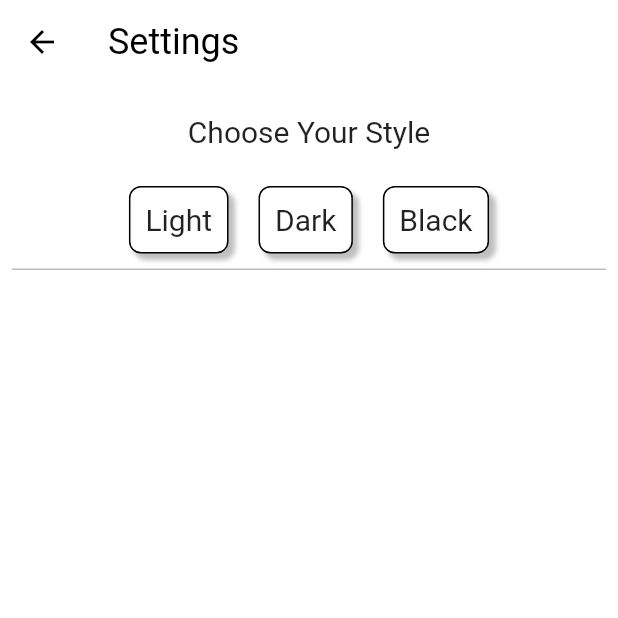
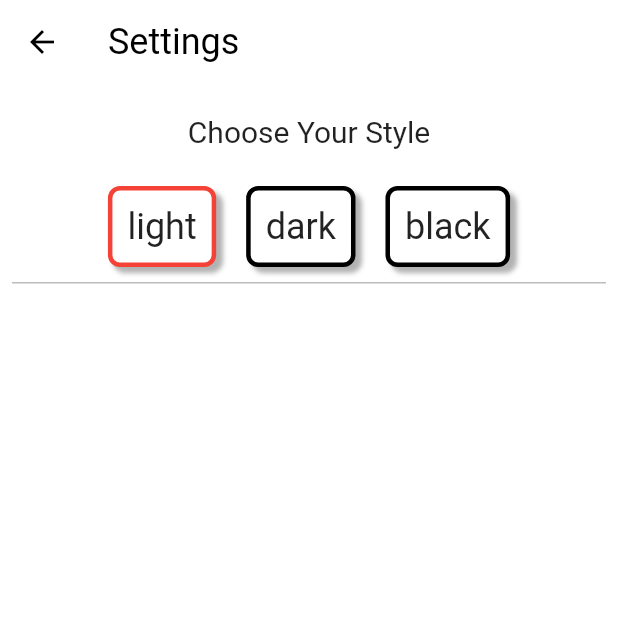
Before and after one commit to GouravShDev/Tv-Maze-App, a Flutter app: the screen it shows after launch, in the side drawer, after a tap on "Settings", on a phone screen of 412 x 824 dp, the top half of it. Run offline on Flutter 3.47's test engine with Material 2 defaults, Android fonts, the phone set to English and light mode, and no system bars; our stand-ins replace auto_size_text; network calls fail.

Commit message:
Added Dark and black theme

```diff
--- a/lib/helper_methods.dart
+++ b/lib/helper_methods.dart
@@ -13,6 +13,11 @@ String removeHTMLTag(String string){
   return string;
 }
 
+enum CustomTheme{
+  light,
+  dark,
+  black,
+}
 
 /*
 * This method convert String to DateTime format
--- a/lib/main.dart
+++ b/lib/main.dart
@@ -1,6 +1,8 @@
 
 import 'package:flutter/material.dart';
+import 'package:tv_maze/helper_methods.dart';
 import 'package:tv_maze/screens/home_screen.dart';
+import 'package:tv_maze/theme_builder.dart';
 
 
 void main() {
@@ -10,22 +12,25 @@ void main() {
 class MyApp extends StatelessWidget {
   @override
   Widget build(BuildContext context) {
+    return ThemeBuilder(
+      defaultTheme: CustomTheme.light,
+      builder: (context,_brightness,_uiColor,_textColor)
+    {
       return MaterialApp(
         title: 'TV Maze',
         theme: ThemeData(
           primarySwatch: Colors.red,
-        // brightness: Brightness.dark,
-        // iconTheme: IconThemeData(color: Colors.black),
-        canvasColor: Colors.white,
+          brightness: _brightness,
+          canvasColor: _uiColor,
           appBarTheme: AppBarTheme(
-          color: Colors.white,
+            color: _uiColor,
             elevation: 0,
             iconTheme: IconThemeData(
-            color: Colors.black,
+              color: _textColor, // Using text for icon colors
             ),
             textTheme: TextTheme(
                 headline6: TextStyle(
-                  color: Colors.black,
+                    color: _textColor,
                     // fontWeight: FontWeight.bold,
                     fontSize: 24)),
           ),
@@ -33,4 +38,6 @@ class MyApp extends StatelessWidget {
         home: HomeScreen(),
       );
     }
+    );
   }
+}
--- a/lib/screens/home_screen.dart
+++ b/lib/screens/home_screen.dart
@@ -172,6 +172,7 @@ class _HomeScreenState extends State<HomeScreen> {
                   imageUrl: _imageUrls[index],
                   id: _ids[index],
                   rating: _ratings[index],
+                  mediaQueryData: MediaQuery.of(context),
                 );
               }),
             ),
--- a/lib/screens/setting_screen.dart
+++ b/lib/screens/setting_screen.dart
@@ -1,18 +1,53 @@
 import 'package:flutter/material.dart';
+
+import '../helper_methods.dart';
+import '../theme_builder.dart';
 
 class Settings extends StatelessWidget {
 
-  _buildCustomBox(String themeName){
+
+
+  /*
+  * This method change according to user selection
+  */
+
+  _changeTheme({String themeName, BuildContext context}) {
+    if (themeName == 'light') {
+      ThemeBuilder.of(context).changeTheme(CustomTheme.light);
+    } else if (themeName == 'dark') {
+      ThemeBuilder.of(context).changeTheme(CustomTheme.dark);
+    } else {
+      ThemeBuilder.of(context).changeTheme(CustomTheme.black);
+    }
+  }
+
+  /*
+  * Logic for getting different Box border
+  * Color according to current theme
+  */
+
+  Color getBoxColor(String theme,dynamic themeBuilderState){
+    if(themeBuilderState.getCurrentTheme().toString().contains(theme)){
+      return Colors.red;
+    }else if(themeBuilderState.getCurrentTheme().toString().contains('light')){
+      return Colors.black;
+    }else{
+      return Colors.white;
+    }
+  }
+  _buildCustomBox(
+      {String themeName, BuildContext ctx, dynamic themeBuilderState}) {
     return InkWell(
-      onTap: (){print(themeName);},
+      onTap: () {
+        _changeTheme(context: ctx, themeName: themeName);
+      },
       child: Container(
         decoration: BoxDecoration(
-          color: Colors.white,
-          border: Border.all(color: Colors.black),
-          // color: ,
-          boxShadow:[
+          color: themeBuilderState.uiColor,
+          border: Border.all(color: getBoxColor(themeName, themeBuilderState), width: 3),
+          boxShadow: [
             BoxShadow(
-              color: Colors.black.withOpacity(0.25),
+              color: Colors.black.withOpacity(0.3),
               blurRadius: 2.0, // soften the shadow
               // spreadRadius: 5.0, //extend the shadow
               offset: Offset(
@@ -25,14 +60,19 @@ class Settings extends StatelessWidget {
         ),
         padding: EdgeInsets.all(10),
         margin: EdgeInsets.all(10),
-        child: Text(themeName,style: TextStyle(fontSize: 20),),
+        child: Text(
+          themeName,
+          style: TextStyle(fontSize: 24),
+        ),
       ),
     );
   }
 
   _buildDivider(){
     return Container(
-      margin: const EdgeInsets.symmetric(horizontal: 8.0,),
+      margin: const EdgeInsets.symmetric(
+        horizontal: 8.0,
+      ),
       width: double.infinity,
       height: 1.0,
       color: Colors.grey.shade400,
@@ -40,32 +80,42 @@ class Settings extends StatelessWidget {
   }
   @override
   Widget build(BuildContext context) {
+    final _theme = ThemeBuilder.of(context);
     return Scaffold(
       appBar: AppBar(
         title: Text("Settings"),
       ),
       body: Column(
         children: [
-          SizedBox(height: 20,),
+          SizedBox(
+            height: 20,
+          ),
           Row(
             mainAxisAlignment: MainAxisAlignment.center,
             children: [
-              Text("Choose Your Style",style: TextStyle(fontSize: 20),),
+              Text(
+                "Choose Your Style",
+                style: TextStyle(fontSize: 20),
+              ),
             ],
           ),
-          SizedBox(height: 15,),
+          SizedBox(
+            height: 15,
+          ),
           Row(
             mainAxisAlignment: MainAxisAlignment.center,
             children: [
-              _buildCustomBox('Light'),
-              _buildCustomBox('Dark'),
-              _buildCustomBox('Black'),
+              _buildCustomBox(
+                  themeName: 'light', ctx: context, themeBuilderState: _theme),
+              _buildCustomBox(
+                  themeName: 'dark', ctx: context, themeBuilderState: _theme),
+              _buildCustomBox(
+                  themeName: 'black', ctx: context, themeBuilderState: _theme),
             ],
           ),
           _buildDivider(),
         ],
       ),
-
     );
   }
 }
--- /dev/null
+++ b/lib/theme_builder.dart
@@ -0,0 +1,74 @@
+import 'package:flutter/material.dart';
+import 'package:tv_maze/helper_methods.dart';
+
+class ThemeBuilder extends StatefulWidget {
+
+  final Widget Function(BuildContext context, Brightness brightness, Color uiColor, Color textColor) builder;
+  final CustomTheme defaultTheme;
+
+
+  ThemeBuilder({this.builder,this.defaultTheme});
+  @override
+  _ThemeBuilderState createState() => _ThemeBuilderState();
+
+  static _ThemeBuilderState of(BuildContext context){
+    return context.findAncestorStateOfType<_ThemeBuilderState>();
+  }
+}
+
+class _ThemeBuilderState extends State<ThemeBuilder> {
+
+  CustomTheme _currentTheme;
+  Brightness brightness;
+  Color uiColor;
+  Color textColor;
+
+  @override
+  void initState(){
+    super.initState();
+    // Initiating theme to light
+    _currentTheme = widget.defaultTheme;
+    setThemeColors(_currentTheme);
+  }
+
+/*
+* Setting theme Color variable for each theme like textColor
+*/
+
+void setThemeColors(CustomTheme theme){
+  switch (theme) {
+    case CustomTheme.light:
+      brightness = Brightness.light;
+      uiColor = Colors.white;
+      textColor = Colors.black;
+      _currentTheme = CustomTheme.light;
+      break;
+    case CustomTheme.dark:
+      brightness = Brightness.dark;
+      uiColor = Color.fromRGBO(33, 33, 33, 1);
+      textColor = Colors.white;
+      _currentTheme = CustomTheme.dark;
+      break;
+    case CustomTheme.black:
+      brightness = Brightness.dark;
+      uiColor = Colors.black;
+      textColor = Colors.white;
+      _currentTheme = CustomTheme.black;
+      break;
+  }
+}
+
+  void changeTheme(CustomTheme selectedTheme){
+    setState(() {
+      setThemeColors(selectedTheme);
+    });
+  }
+
+  CustomTheme getCurrentTheme(){
+    return _currentTheme;
+  }
+  @override
+  Widget build(BuildContext context) {
+    return widget.builder(context, brightness,uiColor,textColor);
+  }
+}
```
Also changed, not shown: lib/screens/show_details_screen.dart (added, +60 -0 lines), lib/widgets/shows_tile_widget.dart (+5 -6 lines). Lines whose indentation alone changed are shown as unchanged.
